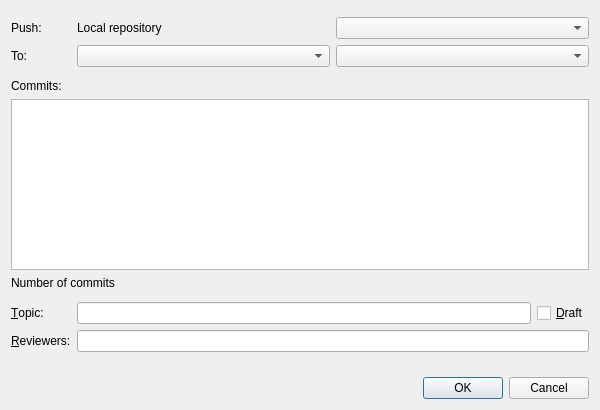
Before: the Qt Designer form src/plugins/git/gerrit/gerritpushdialog.ui in qt-creator/qt-creator, drawn with Qt 5.
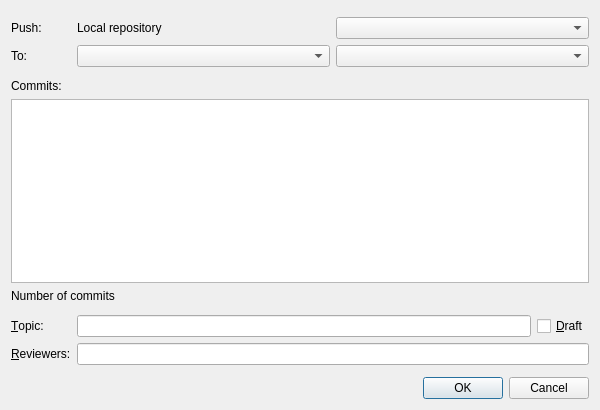
After: the same form once the commit is applied. Custom widgets are drawn as their Qt base class.

Commit message:
Gerrit Push Dialog: Let Commits list take the free space
When resizing the dialog, the Commits list should take the free
space.

```diff
--- a/src/plugins/git/gerrit/gerritpushdialog.ui
+++ b/src/plugins/git/gerrit/gerritpushdialog.ui
@@ -48,10 +48,13 @@
      <property name="orientation">
       <enum>Qt::Vertical</enum>
      </property>
+     <property name="sizeType">
+      <enum>QSizePolicy::Fixed</enum>
+     </property>
      <property name="sizeHint" stdset="0">
       <size>
        <width>20</width>
-       <height>40</height>
+       <height>6</height>
       </size>
      </property>
     </spacer>
```
